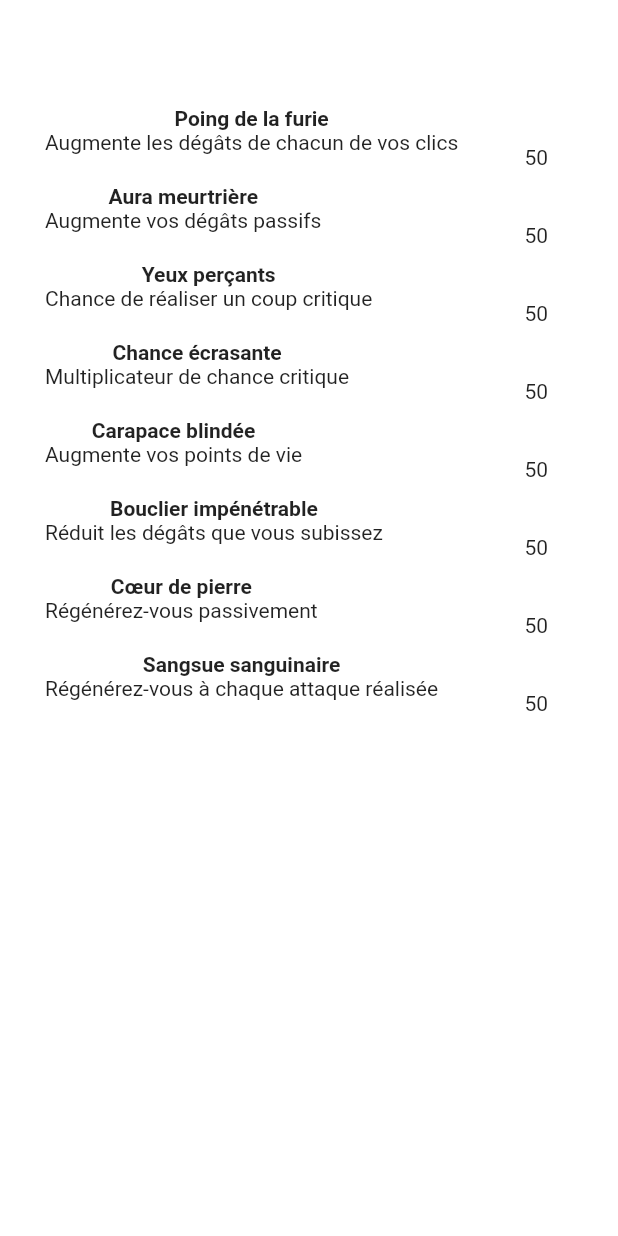
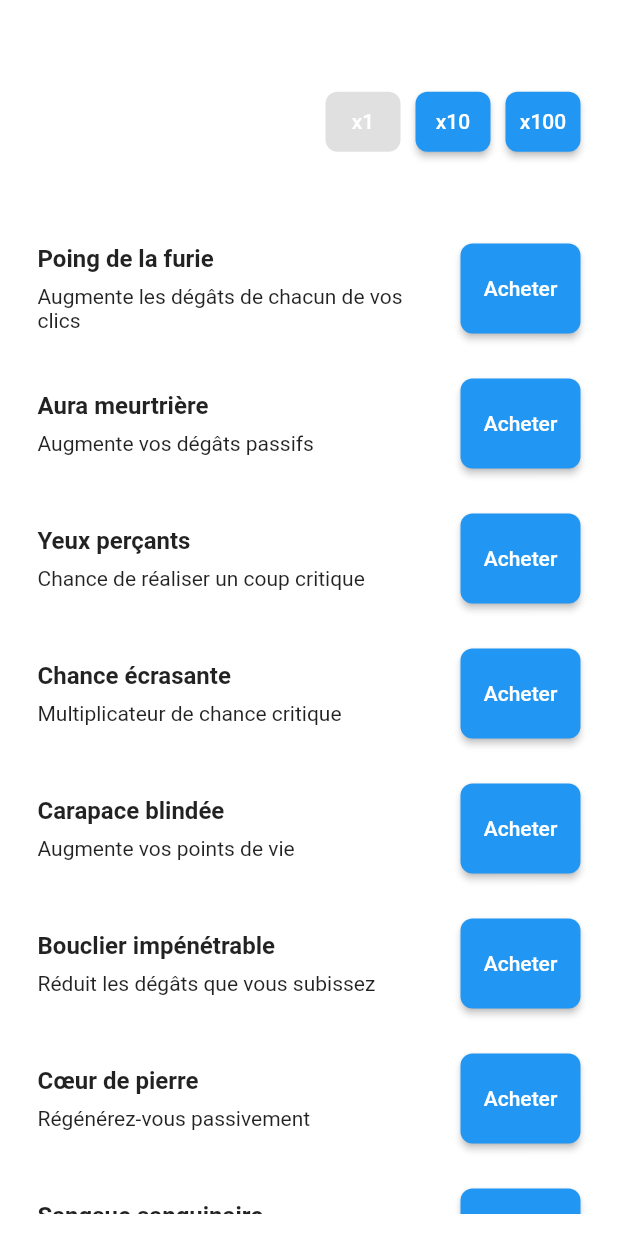
Before and after one commit to SonexGit/amaterasu, a Flutter app: the UpgradesScreen widget shown alone on an empty page, opened directly, on a phone screen of 412 x 824 dp. Run offline on Flutter 3.47's test engine with Material 2 defaults, Android fonts, the light colour scheme and no system bars; our stand-ins replace animated_splash_screen, carousel_slider, shimmer; missing offline and left inert: animated_button, snapping_sheet; generated files the repository leaves out were written again; network calls fail.

Commit message:
MAJ upgrades + animation clic

```diff
--- a/lib/main.dart
+++ b/lib/main.dart
@@ -8,11 +8,11 @@ import 'package:amaterasu/entities/player.dart';
 Player player = Player();
 
 void main() {
-  runApp(MyApp());
+  runApp(const MyApp());
 }
 
 class MyApp extends StatefulWidget {
-  MyApp({super.key});
+  const MyApp({super.key});
 
   static void setLocale(BuildContext context, Locale newLocale) {
     _MyAppState? state = context.findAncestorStateOfType<_MyAppState>();
@@ -22,7 +22,7 @@ class MyApp extends StatefulWidget {
   }
 
   @override
-  _MyAppState createState() => _MyAppState();
+  State<MyApp> createState() => _MyAppState();
 }
 
 class _MyAppState extends State<MyApp> {
--- a/lib/screens/profile/profile_screen.dart
+++ b/lib/screens/profile/profile_screen.dart
@@ -61,10 +61,9 @@ class _ProfileScreenState extends State<ProfileScreen>
               child: TabBarView(
                 controller: _tabController,
                 children: [
-                  Container(
+                  SingleChildScrollView(
                     padding: const EdgeInsets.symmetric(
                         vertical: 16.0, horizontal: 24.0),
-                    child: SingleChildScrollView(
                     child: Column(
                       crossAxisAlignment: CrossAxisAlignment.stretch,
                       children: [
@@ -137,7 +136,6 @@ class _ProfileScreenState extends State<ProfileScreen>
                       ],
                     ),
                   ),
-                  ),
                   Container(
                       padding: const EdgeInsets.symmetric(
                           vertical: 16.0, horizontal: 24.0),
--- a/lib/screens/shop/shop_screen.dart
+++ b/lib/screens/shop/shop_screen.dart
@@ -21,7 +21,7 @@ class _ShopScreenState extends State<ShopScreen> {
               id: item.id,
               name: item.name,
               price: item.price,
-              rarity: item.rarity!))
+              rarity: item.rarity))
           .toList(),
     );
   }
--- a/lib/screens/upgrades/upgrades_screen.dart
+++ b/lib/screens/upgrades/upgrades_screen.dart
@@ -2,8 +2,7 @@
 
 import 'dart:convert';
 
-import 'package:amaterasu/entities/enemy.dart';
-import 'package:animated_button/animated_button.dart';
+import 'package:amaterasu/entities/player.dart';
 import 'package:flutter/material.dart';
 import 'package:flutter/services.dart';
 import 'package:flutter_gen/gen_l10n/app_localizations.dart';
@@ -16,6 +15,8 @@ class UpgradesScreen extends StatefulWidget {
 }
 
 class _UpgradesScreenState extends State<UpgradesScreen> {
+  Player player = Player();
+
   List<Map<String, dynamic>> data = [];
   bool _isLoading = true;
 
@@ -41,119 +42,112 @@ class _UpgradesScreenState extends State<UpgradesScreen> {
   Widget build(BuildContext context) {
     return Container(
       color: Colors.white,
-      padding: const EdgeInsets.symmetric(vertical: 30.0, horizontal: 20.0),
-      child: ListView(
+      padding: const EdgeInsets.symmetric(vertical: 15.0),
+      child: Column(
         children: [
-          Container(
-              padding: const EdgeInsets.symmetric(vertical: 10.0),
+          Expanded(
+              flex: 1,
+              child: Container(
+                height: 70,
+                padding: const EdgeInsets.symmetric(
+                    vertical: 10.0, horizontal: 25.0),
                 child: Row(
                   mainAxisAlignment: MainAxisAlignment.end,
                   children: [
-                  AnimatedButton(
-                    width: 40,
-                    height: 30,
-                    color: Colors.blue,
-                    onPressed: () {},
-                    enabled: false,
-                    shadowDegree: ShadowDegree.light,
-                    duration: 50,
-                    child: Column(
-                        mainAxisAlignment: MainAxisAlignment.center,
-                        mainAxisSize: MainAxisSize.min,
-                        children: const [
-                          Text(
+                    ElevatedButton(
+                      onPressed: null,
+                      style: ElevatedButton.styleFrom(
+                        backgroundColor: Colors.blue,
+                        minimumSize: const Size(50, 40),
+                        padding: EdgeInsets.zero,
+                        shape: RoundedRectangleBorder(
+                          borderRadius: BorderRadius.circular(8.0),
+                        ),
+                      ),
+                      child: const Text(
                         'x1',
                         style: TextStyle(
                           color: Colors.white,
                         ),
                       ),
-                        ]),
                     ),
-                  AnimatedButton(
-                    width: 40,
-                    height: 30,
-                    color: Colors.blue,
+                    const SizedBox(width: 10),
+                    ElevatedButton(
                       onPressed: () {},
-                    enabled: true,
-                    shadowDegree: ShadowDegree.light,
-                    duration: 50,
-                    child: Column(
-                        mainAxisAlignment: MainAxisAlignment.center,
-                        mainAxisSize: MainAxisSize.min,
-                        children: const [
-                          Text(
+                      style: ElevatedButton.styleFrom(
+                        backgroundColor: Colors.blue,
+                        minimumSize: const Size(50, 40),
+                        padding: EdgeInsets.zero,
+                        shape: RoundedRectangleBorder(
+                          borderRadius: BorderRadius.circular(8.0),
+                        ),
+                      ),
+                      child: const Text(
                         'x10',
                         style: TextStyle(
                           color: Colors.white,
                         ),
                       ),
-                        ]),
                     ),
-                  AnimatedButton(
-                    width: 40,
-                    height: 30,
-                    color: Colors.blue,
+                    const SizedBox(width: 10),
+                    ElevatedButton(
                       onPressed: () {},
-                    enabled: true,
-                    shadowDegree: ShadowDegree.light,
-                    duration: 50,
-                    child: Column(
-                        mainAxisAlignment: MainAxisAlignment.center,
-                        mainAxisSize: MainAxisSize.min,
-                        children: const [
-                          Text(
+                      style: ElevatedButton.styleFrom(
+                        backgroundColor: Colors.blue,
+                        minimumSize: const Size(50, 40),
+                        padding: EdgeInsets.zero,
+                        shape: RoundedRectangleBorder(
+                          borderRadius: BorderRadius.circular(8.0),
+                        ),
+                      ),
+                      child: const Text(
                         'x100',
                         style: TextStyle(
                           color: Colors.white,
                         ),
                       ),
-                        ]),
                     ),
                   ],
+                ),
               )),
-          // mapper le container ci-dessous sur le tableau des améliorations du joueur
-          Container(
-            padding:
-                const EdgeInsets.symmetric(vertical: 5.0, horizontal: 10.0),
+          Expanded(
+            flex: 5,
+            child: Container(
               color: Colors.white,
-            child: SizedBox(
-              height: 600,
               child: _isLoading
                   ? const Center(
                       child: CircularProgressIndicator(),
                     )
                   : ListView.builder(
+                      padding: const EdgeInsets.symmetric(horizontal: 25.0),
                       itemCount: data.length,
                       itemBuilder: (BuildContext context, int index) {
                         Map<String, dynamic> entry = data[index];
-                        return Row(
-                            mainAxisAlignment: MainAxisAlignment.spaceBetween,
+                        return Container(
+                          padding: const EdgeInsets.symmetric(vertical: 15.0),
+                          child: Row(
+                            crossAxisAlignment: CrossAxisAlignment.center,
                             children: [
-                              Column(children: [
-                                Row(children: [
+                              Expanded(
+                                child: Column(
+                                  crossAxisAlignment: CrossAxisAlignment.start,
+                                  children: [
                                     Text(
                                       entry.values.elementAt(1),
-                                    textAlign: TextAlign.left,
                                       style: const TextStyle(
+                                          fontSize: 16.0,
                                           fontWeight: FontWeight.bold),
-                                  )
-                                ]),
-                                Row(children: [
-                                  Text(entry.values.elementAt(2),
-                                      textAlign: TextAlign.left)
-                                ]),
-                                Row(children: [
-                                  const Divider(height: 20, color: Colors.red),
-                                ]),
-                              ]),
-                              Column(
-                                children: [
-                                  Row(
-                                    children: [
-                                      AnimatedButton(
-                                        width: 60,
-                                        height: 50,
-                                        color: Colors.blue,
+                                    ),
+                                    const SizedBox(height: 8.0),
+                                    Text(
+                                      entry.values.elementAt(2),
+                                      style: const TextStyle(fontSize: 14.0),
+                                    ),
+                                  ],
+                                ),
+                              ),
+                              const SizedBox(width: 10.0),
+                              ElevatedButton(
                                 onPressed: () {
                                   if (player.money >=
                                       entry.values.elementAt(3)) {
@@ -161,52 +155,26 @@ class _UpgradesScreenState extends State<UpgradesScreen> {
                                         entry.values.elementAt(3);
                                   }
                                 },
-                                        enabled: true,
-                                        shadowDegree: ShadowDegree.light,
-                                        duration: 50,
-                                        child: Row(
-                                            mainAxisAlignment:
-                                                MainAxisAlignment.center,
-                                            mainAxisSize: MainAxisSize.min,
-                                            children: [
-                                              Column(
-                                                children: [
-                                                  Row(
-                                                    children: [
-                                                      Text(
+                                style: ElevatedButton.styleFrom(
+                                  backgroundColor: Colors.blue,
+                                  minimumSize: const Size(80, 60),
+                                  padding: EdgeInsets.zero,
+                                  shape: RoundedRectangleBorder(
+                                    borderRadius: BorderRadius.circular(8.0),
+                                  ),
+                                ),
+                                child: Text(
                                   AppLocalizations.of(context)!.buy,
-                                                        style: const TextStyle(
-                                                          fontSize: 14,
-                                                          color: Colors.white,
-                                                          fontWeight:
-                                                              FontWeight.w500,
+                                  style: const TextStyle(fontSize: 14.0),
                                 ),
-                                                        textAlign:
-                                                            TextAlign.right,
                               ),
                             ],
                           ),
-                                                  Row(children: [
-                                                    Text(
-                                                        entry.values
-                                                            .elementAt(3)
-                                                            .toString(),
-                                                        textAlign:
-                                                            TextAlign.right)
-                                                  ]),
-                                                ],
-                                              ),
-                                            ]),
-                                      ),
-                                    ],
-                                  ),
-                                ],
-                              )
-                            ]);
+                        );
                       },
                     ),
             ),
-          ),
+          )
         ],
       ),
     );
```
Also changed, not shown: assets/equipments/equipments.json (+32 -32 lines), lib/screens/fight/fight_screen.dart (+65 -50 lines). Lines whose indentation alone changed are shown as unchanged.
